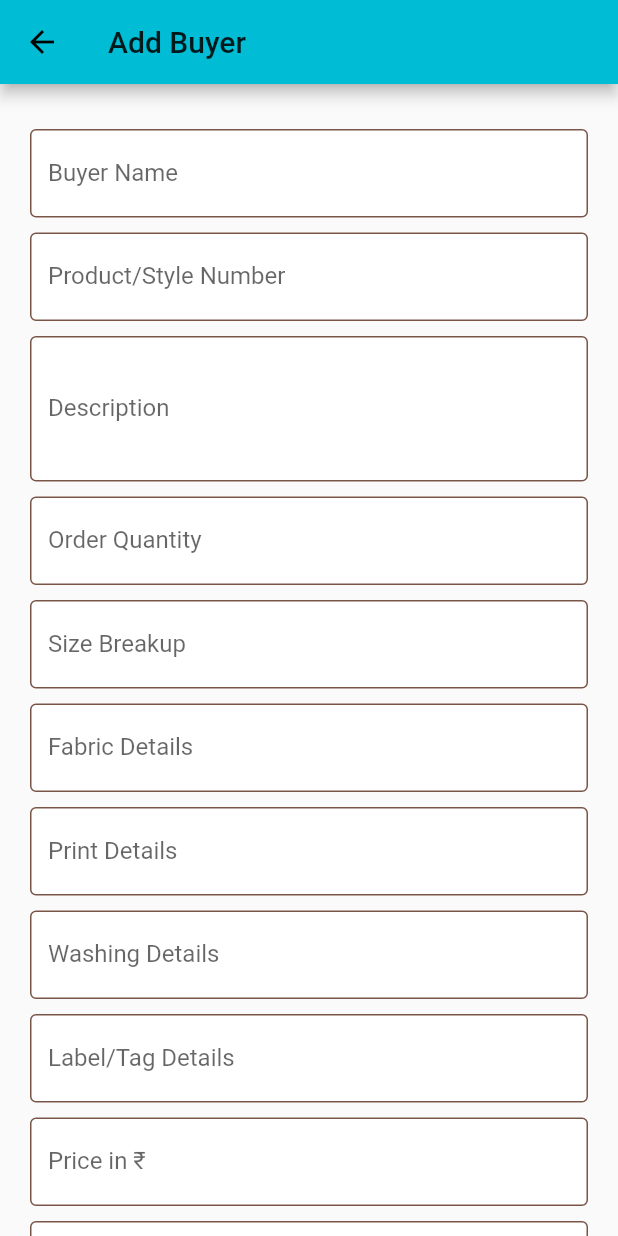
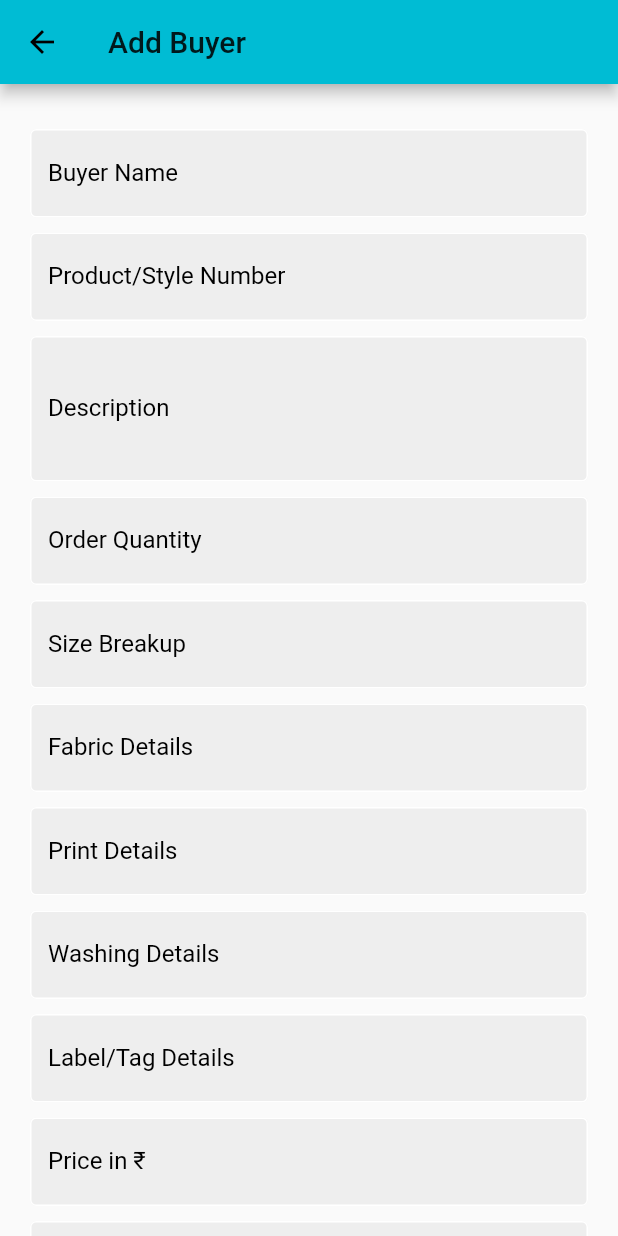
Before and after one commit to sambitraze/AARVI_TEXTILES, a Flutter app: the PoMang screen opened by its route, after a tap on the "add" icon, on a phone screen of 412 x 824 dp. Run offline on Flutter 3.47's test engine with Material 2 defaults, Android fonts, the phone set to English and light mode, and no system bars; our stand-ins replace cloud_firestore, datetime_picker_formfield, file_picker, firebase_auth, firebase_storage, flutter_datetime_picker and 1 more; missing offline and left inert: custom_splash; accounts and stored records are empty.

Commit message:
po mang finished

```diff
--- a/lib/Screens/PoMang/AddBuyersPage.dart
+++ b/lib/Screens/PoMang/AddBuyersPage.dart
@@ -2,20 +2,7 @@ import 'package:aarvi_textiles/Screens/PoMang/Buyer.dart';
 import 'package:cloud_firestore/cloud_firestore.dart';
 import 'package:flutter/material.dart';
 import 'package:flutter/widgets.dart';
-
-InputDecoration inputDec(String labelText) {
-  return InputDecoration(
-    fillColor: Colors.white,
-    filled: true,
-    labelText: labelText,
-    enabledBorder: OutlineInputBorder(
-      borderSide: BorderSide(color: Colors.brown, width: 1.0),
-    ),
-    focusedBorder: OutlineInputBorder(
-      borderSide: BorderSide(color: Colors.brown, width: 2.0),
-    ),
-  );
-}
+import 'package:aarvi_textiles/services/textfieldBox.dart';
 
 SizedBox leaveSpace() {
   return SizedBox(
@@ -62,74 +49,74 @@ class _AddBuyersPageState extends State<AddBuyersPage> {
             child: Column(
               children: <Widget>[
                 TextFormField(
-                  decoration: inputDec("Buyer Name"),
+                  decoration: TextFieldDec.inputDec("Buyer Name"),
                   onChanged: (val) => name = val,
                 ),
                 leaveSpace(),
                 TextFormField(
                   keyboardType: TextInputType.number,
-                  decoration: inputDec("Product/Style Number"),
+                  decoration: TextFieldDec.inputDec("Product/Style Number"),
                   onChanged: (val) => style = val,
                 ),
                 SizedBox(
                   height: 10,
                 ),
                 TextFormField(
-                  decoration: inputDec("Description"),
+                  decoration: TextFieldDec.inputDec("Description"),
                   maxLines: 3,
                   onChanged: (val) => description = val,
                 ),
                 leaveSpace(),
                 TextFormField(
-                  decoration: inputDec("Order Quantity"),
+                  decoration: TextFieldDec.inputDec("Order Quantity"),
                   keyboardType: TextInputType.number,
                   onChanged: (val) => quantity = val,
                 ),
                 leaveSpace(),
                 TextFormField(
-                  decoration: inputDec("Size Breakup"),
+                  decoration: TextFieldDec.inputDec("Size Breakup"),
                   onChanged: (val) => sizeBreakup = val,
                   //add table for diff size
                 ),
                 leaveSpace(),
                 TextFormField(
-                  decoration: inputDec('Fabric Details'),
+                  decoration: TextFieldDec.inputDec('Fabric Details'),
                   onChanged: (val) => fabricDetails = val,
                 ),
                 leaveSpace(),
                 TextFormField(
-                  decoration: inputDec("Print Details"),
+                  decoration: TextFieldDec.inputDec("Print Details"),
                   onChanged: (val) => printDetails = val,
                 ),
                 leaveSpace(),
                 TextFormField(
-                  decoration: inputDec('Washing Details'),
+                  decoration: TextFieldDec.inputDec('Washing Details'),
                   onChanged: (val) => washingDetails = val,
                 ),
                 leaveSpace(),
                 TextFormField(
-                  decoration: inputDec("Label/Tag Details"),
+                  decoration: TextFieldDec.inputDec("Label/Tag Details"),
                   onChanged: (val) => labelDetails = val,
                 ),
                 leaveSpace(),
                 TextFormField(
                   keyboardType: TextInputType.number,
-                  decoration: inputDec("Price in ₹"),
+                  decoration: TextFieldDec.inputDec("Price in ₹"),
                   onChanged: (val) => price = val,
                 ),
                 leaveSpace(),
                 TextFormField(
-                  decoration: inputDec("Packing Details"),
+                  decoration: TextFieldDec.inputDec("Packing Details"),
                   onChanged: (val) => packingDetails = val,
                 ),
                 leaveSpace(),
                 TextFormField(
-                  decoration: inputDec("Shipping Address"),
+                  decoration: TextFieldDec.inputDec("Shipping Address"),
                   onChanged: (val) => shippingDetails = val,
                 ),
                 leaveSpace(),
                 TextFormField(
-                  decoration: inputDec("Other"),
+                  decoration: TextFieldDec.inputDec("Other"),
                   onChanged: (val) => other = val,
                 ),
                 leaveSpace(),
--- a/lib/Screens/PoMang/PoMang.dart
+++ b/lib/Screens/PoMang/PoMang.dart
@@ -101,7 +101,7 @@ class _PoMangState extends State<PoMang> {
       ), */
           OpenContainer(
 
-            closedColor: Colors.brown,
+            closedColor: Colors.cyan,
         openBuilder: (BuildContext context, void Function() action) {
           return AddBuyersPage();
         },
```
